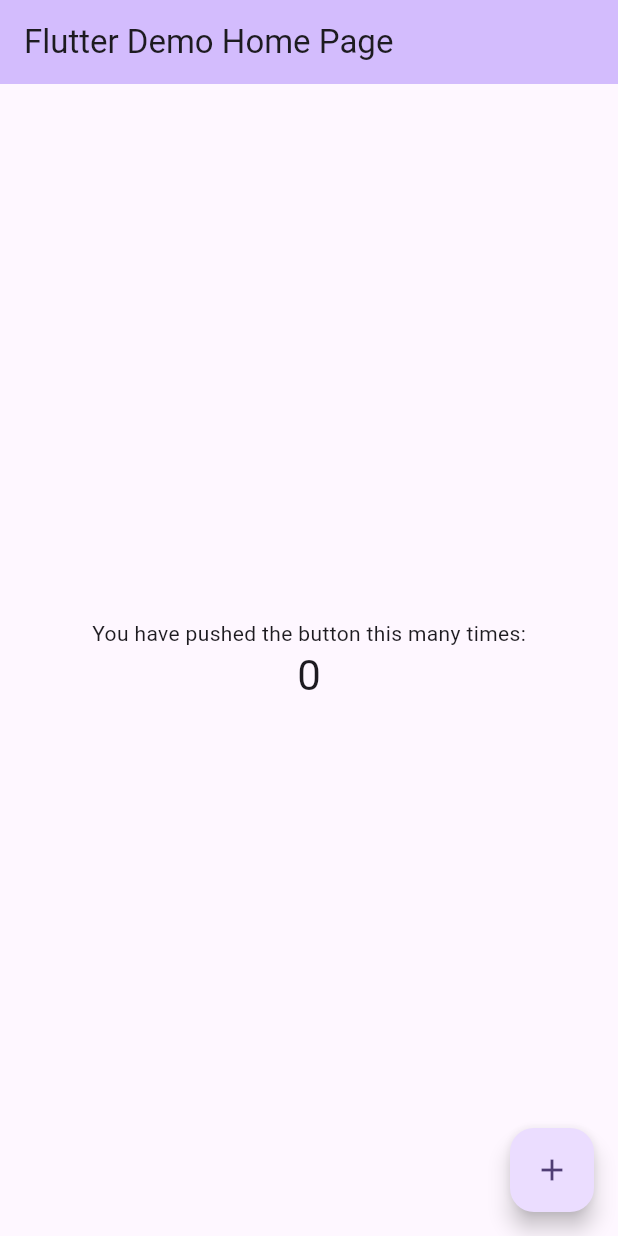
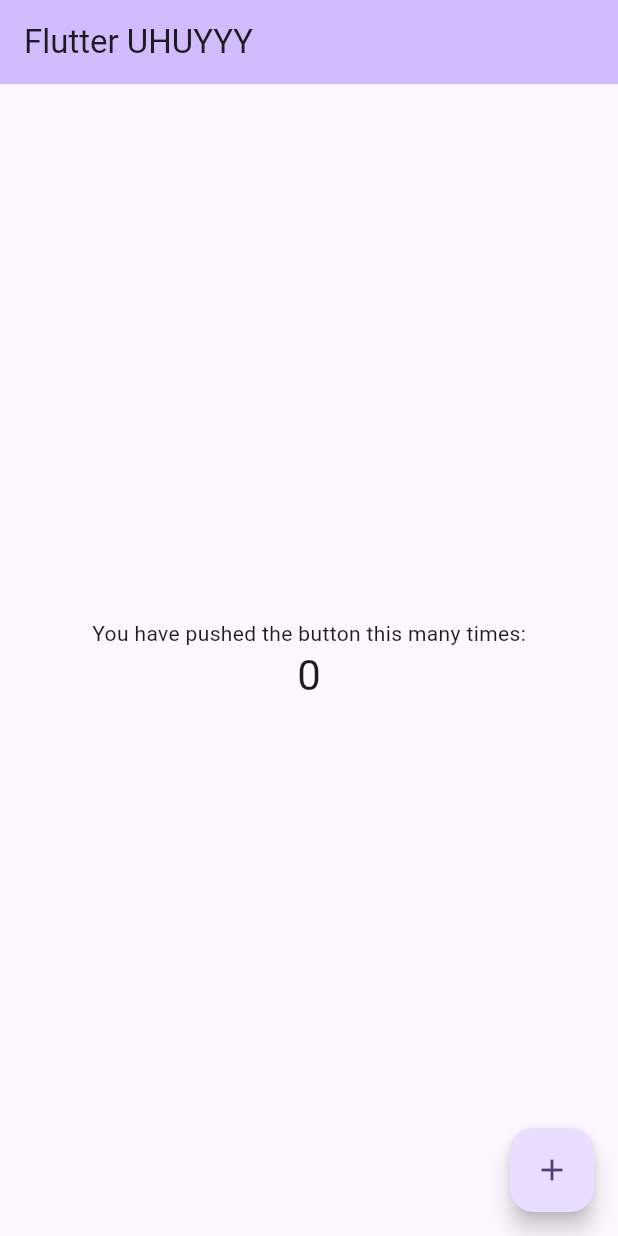
Before and after one commit to Zhafrnn/flutter_profile_card, a Flutter app: the screen it shows after launch, on a phone screen of 412 x 824 dp. Run offline on Flutter 3.47's test engine with Material 3 defaults, Android fonts, the phone set to English and light mode, and no system bars.

Commit message:
Belajar flutter

```diff
--- a/lib/main.dart
+++ b/lib/main.dart
@@ -30,7 +30,8 @@ class MyApp extends StatelessWidget {
         // tested with just a hot reload.
         colorScheme: ColorScheme.fromSeed(seedColor: Colors.deepPurple),
       ),
-      home: const MyHomePage(title: 'Flutter Demo Home Page'),
+      home: const MyHomePage(title: 'Flutter UHUYYY'),
+      debugShowCheckedModeBanner: false,
     );
   }
 }
```
Also changed, not shown: lib/doc-about.dart (added, +52 -0 lines).
